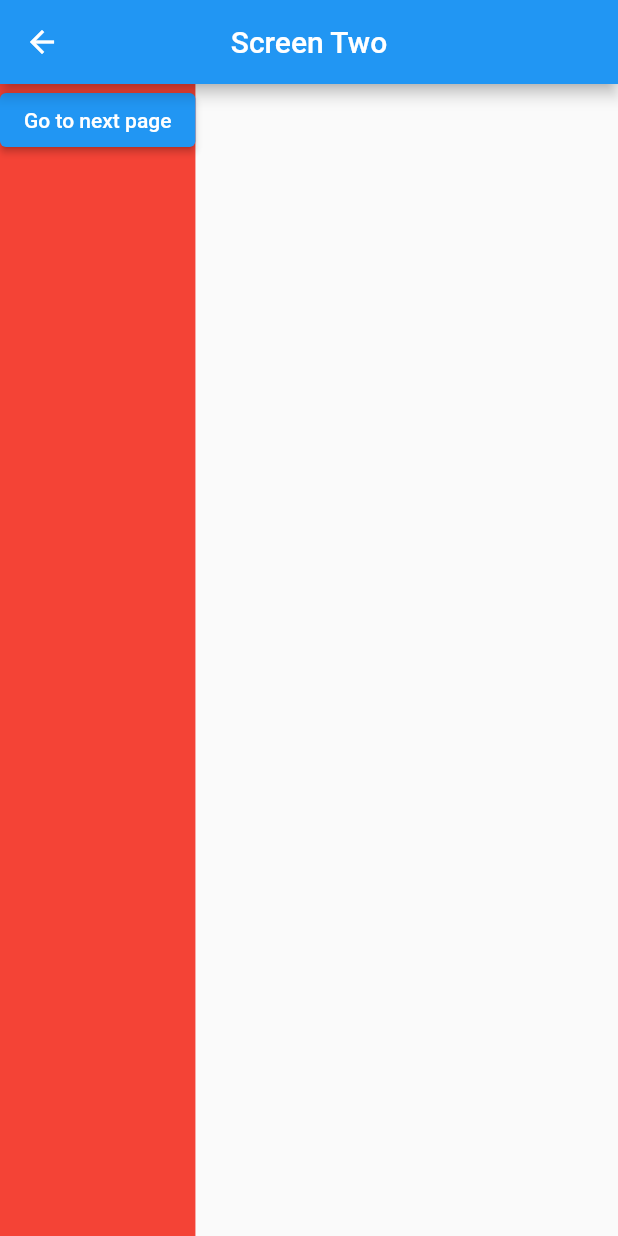
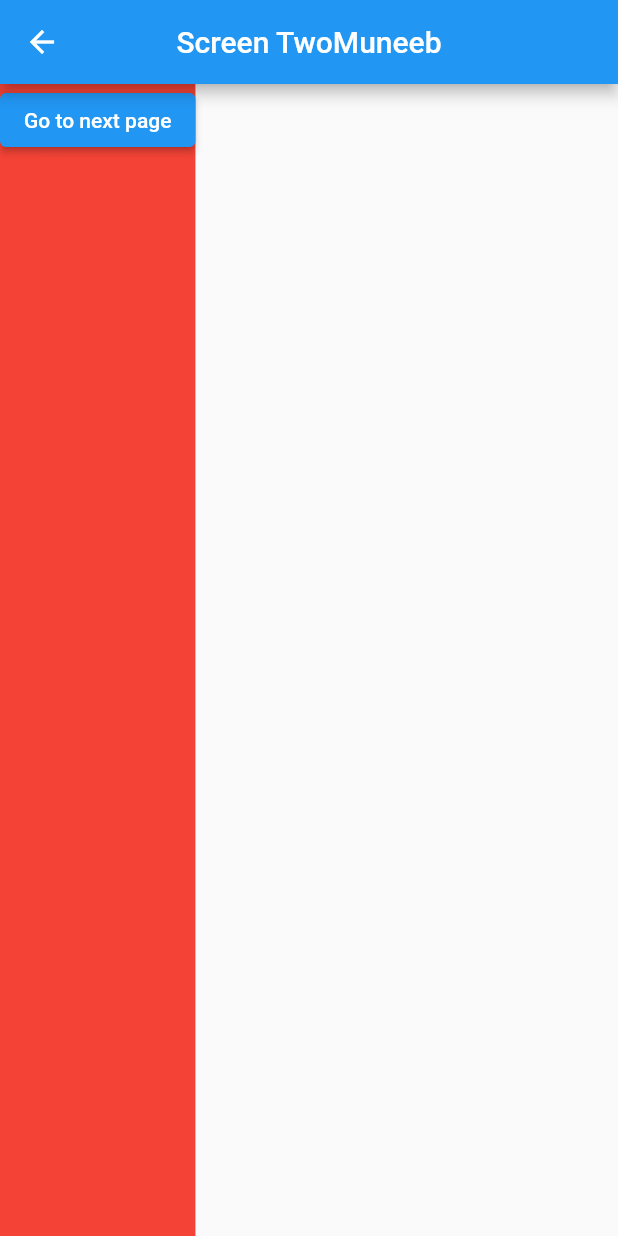
Before and after one commit to muneeb-shahid/GetX-Flutter-State-Management, a Flutter app: the screen it shows after launch, after a tap on "Go to next page", on a phone screen of 412 x 824 dp. Run offline on Flutter 3.47's test engine with Material 2 defaults, Android fonts, the phone set to English and light mode, and no system bars; our stand-ins replace get.

Commit message:
new commit

```diff
--- a/lib/main.dart
+++ b/lib/main.dart
@@ -2,8 +2,8 @@ import 'package:flutter/material.dart';
 import 'package:get/get.dart';
 import 'package:getx/view/Dark%20theme%20Light%20theme/GetX%20Dark%20theme%20Light%20theme.dart';
 import 'package:getx/view/Dialog%20Alert/getX_Dialog_Alert.dart';
-import 'package:getx/view/Routes%20and%20Navigations/ScreenOne.dart';
-import 'package:getx/view/Routes%20and%20Navigations/ScreenTwo.dart';
+import 'package:getx/view/Routes,Navigations%20and%20data%20pass/ScreenOne.dart';
+import 'package:getx/view/Routes,Navigations%20and%20data%20pass/ScreenTwo.dart';
 import 'package:getx/view/SnackBar/getX_SnackBar.dart';
 
 void main() {
--- a/lib/view/Routes and Navigations/ScreenTwo.dart
+++ b/lib/view/Routes,Navigations and data pass/ScreenOne.dart
@@ -3,28 +3,29 @@ import 'package:flutter/src/widgets/framework.dart';
 import 'package:flutter/src/widgets/placeholder.dart';
 import 'package:get/get.dart';
 
-class ScreenTwo extends StatefulWidget {
-  const ScreenTwo({super.key});
+class ScreenOne extends StatefulWidget {
+   ScreenOne({super.key, });
 
   @override
-  State<ScreenTwo> createState() => _ScreenTwoState();
+  State<ScreenOne> createState() => _ScreenOneState();
 }
 
-class _ScreenTwoState extends State<ScreenTwo> {
+class _ScreenOneState extends State<ScreenOne> {
   @override
   Widget build(BuildContext context) {
     return Scaffold(
       appBar: AppBar(
-        title: Text("Screen Two"),
+        title: Text("Screen One" ),
         centerTitle: true,
       ),
       body: Container(
-        color: Colors.red,
         child: Column(
           children: [
-             ElevatedButton(
+            ElevatedButton(
                 onPressed: () {
-                  // Get.toNamed("/GetX_SnackBar");
+                  Get.toNamed("/ScreenTwo",arguments: [
+                    "Muneeb"
+                  ]);
                 },
                 child: Text("Go to next page")),
           ],
--- a/lib/view/Routes and Navigations/ScreenOne.dart
+++ b/lib/view/Routes,Navigations and data pass/ScreenTwo.dart
@@ -3,27 +3,29 @@ import 'package:flutter/src/widgets/framework.dart';
 import 'package:flutter/src/widgets/placeholder.dart';
 import 'package:get/get.dart';
 
-class ScreenOne extends StatefulWidget {
-   ScreenOne({super.key, });
+class ScreenTwo extends StatefulWidget {
+  var name;
+   ScreenTwo({super.key,  this.name});
 
   @override
-  State<ScreenOne> createState() => _ScreenOneState();
+  State<ScreenTwo> createState() => _ScreenTwoState();
 }
 
-class _ScreenOneState extends State<ScreenOne> {
+class _ScreenTwoState extends State<ScreenTwo> {
   @override
   Widget build(BuildContext context) {
     return Scaffold(
       appBar: AppBar(
-        title: Text("Screen One" ),
+        title: Text("Screen Two"+Get.arguments[0]),
         centerTitle: true,
       ),
       body: Container(
+        color: Colors.red,
         child: Column(
           children: [
             ElevatedButton(
                 onPressed: () {
-                  Get.toNamed("/ScreenTwo");
+                  // Get.toNamed("/GetX_SnackBar");
                 },
                 child: Text("Go to next page")),
           ],
```
